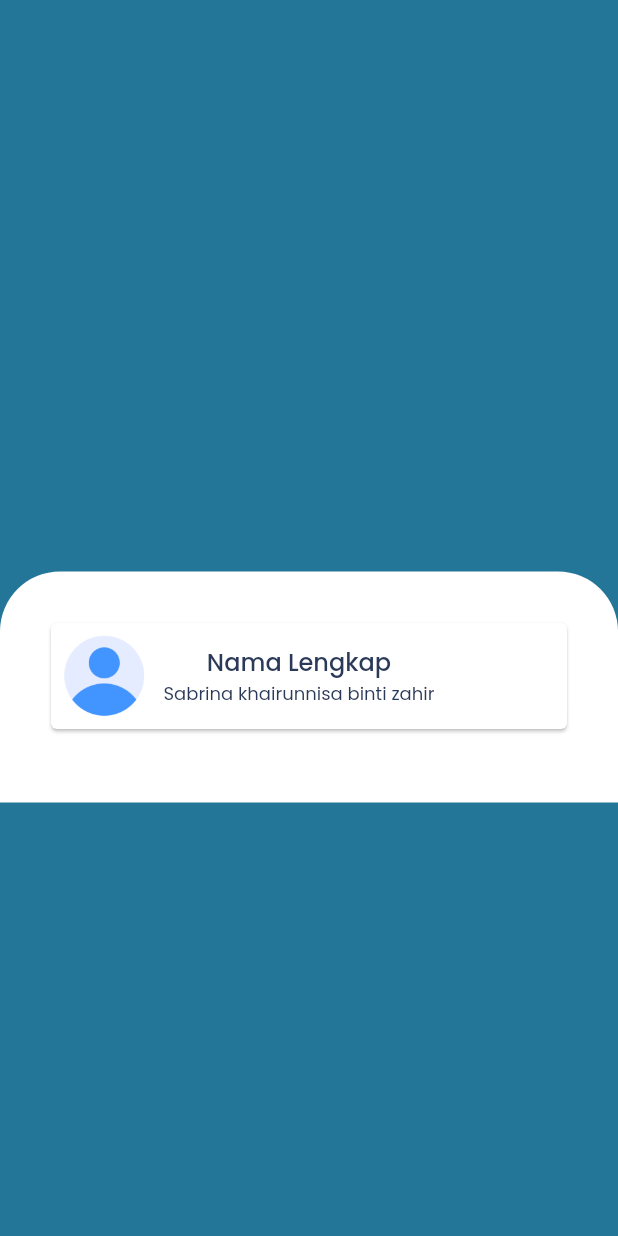
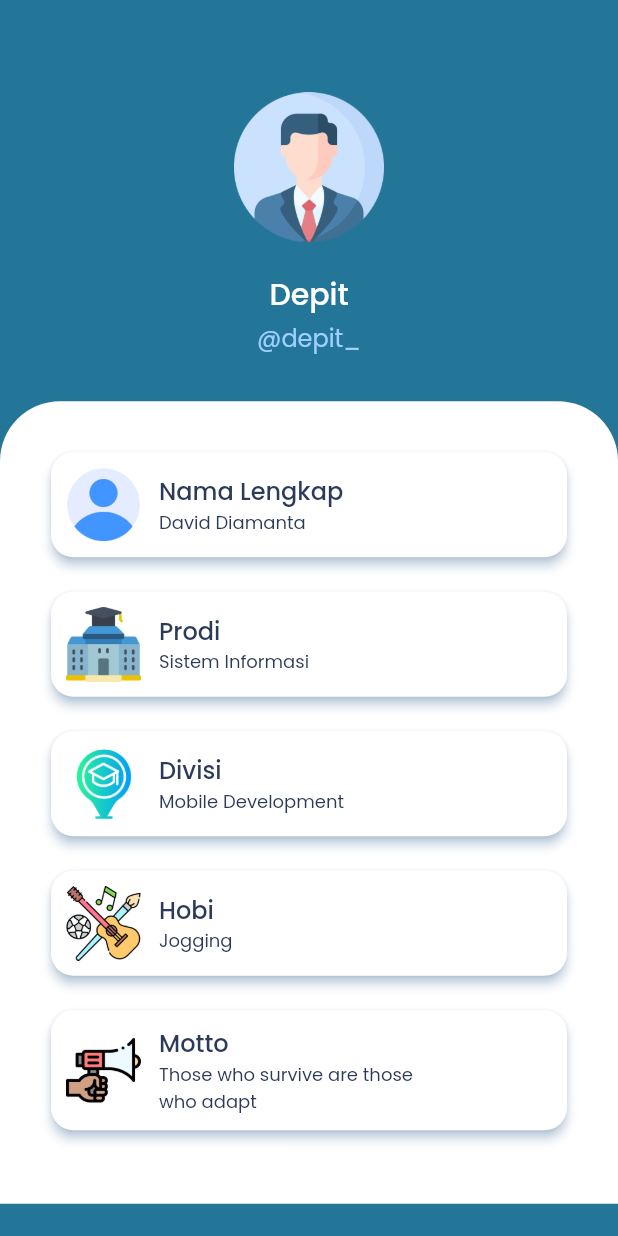
Before and after one commit to safitri02/Itc-Profile, a Flutter app: the HomePage screen opened directly, on a phone screen of 412 x 824 dp. Run offline on Flutter 3.47's test engine with Material 2 defaults, Android fonts, the phone set to English and light mode, and no system bars.

Commit message:
penyempurnaan koding

```diff
--- a/lib/pages/home_page.dart
+++ b/lib/pages/home_page.dart
@@ -7,7 +7,7 @@ class HomePage extends StatelessWidget {
   @override
   Widget build(BuildContext context) {
     return Scaffold(
-      backgroundColor: ColorITC,
+      backgroundColor: ITColor,
       body: SafeArea(
         child: Center(
           child: SingleChildScrollView(
@@ -16,15 +16,30 @@ class HomePage extends StatelessWidget {
                 SizedBox(
                   height: 40,
                 ),
-                // menabahkan image profile (w:100, h:100)
+                // menambahkan image profile (w:100, h:100)
+                Image.asset('assets/images/cowo.png', width: 100, height: 100),
                 SizedBox(
                   height: 20,
                 ),
                 // menambahkan text profile (f: 20, c: white)
+                Text('Depit',
+                    style: TextStyle(
+                      fontSize: 20,
+                      color: Color(0xffffffff),
+                      fontWeight: FontWeight.w500,
+                      fontFamily: 'Poppins',
+                    )),
                 SizedBox(
                   height: 2,
                 ),
                 // menambahkan username ig(f:16, c:lightblue)
+                Text('@depit_',
+                    style: TextStyle(
+                      fontSize: 16,
+                      color: Color(0xff9ED0FF),
+                      fontWeight: FontWeight.w400,
+                      fontFamily: 'Poppins',
+                    )),
                 SizedBox(
                   height: 30,
                 ),
@@ -40,8 +55,24 @@ class HomePage extends StatelessWidget {
                   child: Column(
                     crossAxisAlignment: CrossAxisAlignment.start,
                     children: [
-                      buildCard("nama", "Nama Lengkap",
-                          "Sabrina khairunnisa binti zahir"),
+                      buildCard("nama", "Nama Lengkap", "David Diamanta"),
+                      SizedBox(
+                        height: 15,
+                      ),
+                      buildCard("prodi", "Prodi", "Sistem Informasi"),
+                      SizedBox(
+                        height: 15,
+                      ),
+                      buildCard("divisi", "Divisi", "Mobile Development"),
+                      SizedBox(
+                        height: 15,
+                      ),
+                      buildCard("hobi", "Hobi", "Jogging"),
+                      SizedBox(
+                        height: 15,
+                      ),
+                      buildCard("motto", "Motto",
+                          "Those who survive are those \nwho adapt"),
                       SizedBox(
                         height: 15,
                       ),
@@ -59,20 +90,26 @@ class HomePage extends StatelessWidget {
   Card buildCard(String gambar, String judul, String isi) {
     return Card(
       // elevation: 3,
+      elevation: 3,
+      shadowColor: lightITColor,
+      shape: RoundedRectangleBorder(
+        borderRadius: BorderRadius.circular(15),
+      ),
       child: Padding(
-        padding: const EdgeInsets.all(8.0),
+        padding: EdgeInsets.all(10.0),
         child: Row(
           children: [
             Image.asset(
               'assets/images/' + gambar + '.png',
-              width: 55,
-              height: 55,
+              width: 50,
+              height: 50,
             ),
             SizedBox(
               width: 12,
             ),
             Column(
               // menambahkan ca.start
+              crossAxisAlignment: CrossAxisAlignment.start,
               children: [
                 Text(
                   judul,
--- a/lib/theme.dart
+++ b/lib/theme.dart
@@ -1,12 +1,9 @@
 import 'package:flutter/material.dart';
 
-Color ColorITC = Color(0xff247699);
-Color lightBlueColor = Color(0xff9ED0FF);
+Color ITColor = Color(0xff247699);
+Color lightITColor = Color(0xff9ED0FF);
 Color blackColor = Color(0xff2C3A59);
 Color greyColor = Color(0xff808BA2);
-Color greenColor = Color(0xff29CB9E);
-Color lightGreenColor = Color(0xff9DFFA0);
-Color darkGreenColor = Color(0xff00AA13);
 Color whiteColor = Color(0xffFFFFFF);
 
 TextStyle titleText = TextStyle(
@@ -20,9 +17,3 @@ TextStyle subtitleText = TextStyle(
   fontWeight: FontWeight.w400,
   fontSize: 12,
 );
-
-TextStyle readsubtitleText = TextStyle(
-  color: greyColor,
-  fontWeight: FontWeight.w300,
-  fontSize: 14,
-);
```
Also changed, not shown: lib/pages/splash.dart (+18 -19 lines), assets/images/joshua.png (deleted), assets/images/sabrina.png (deleted).
